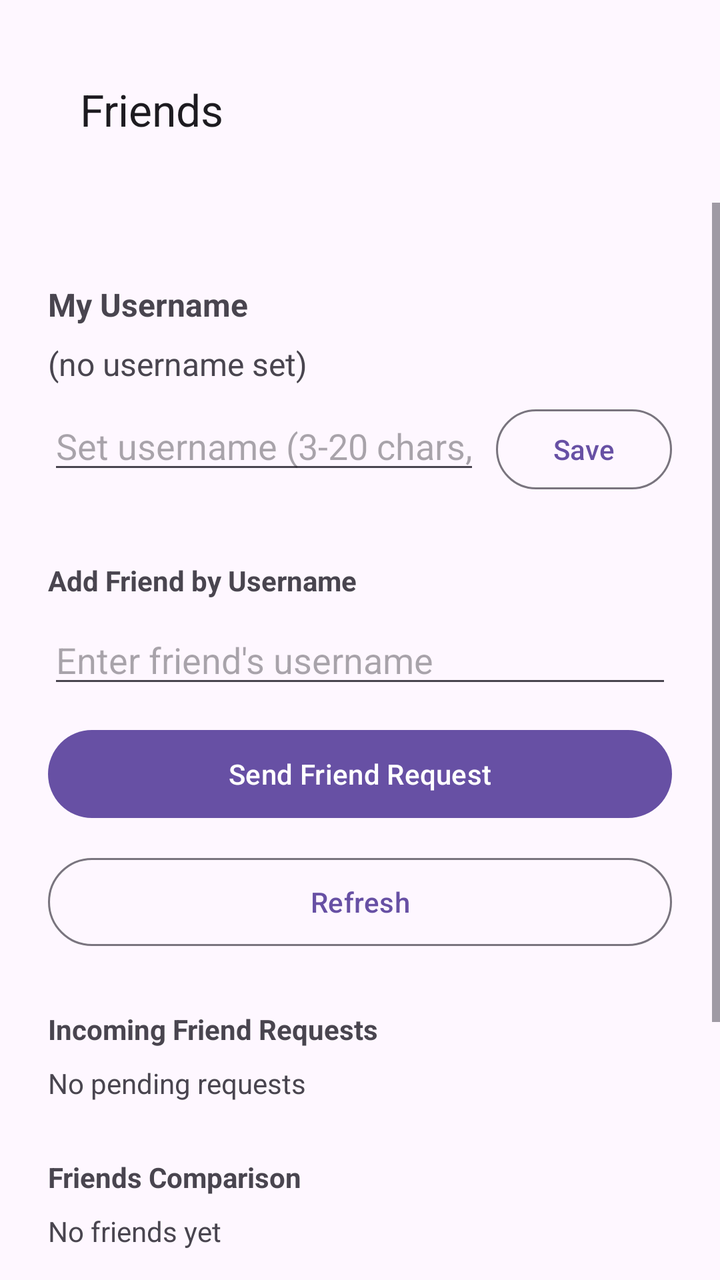
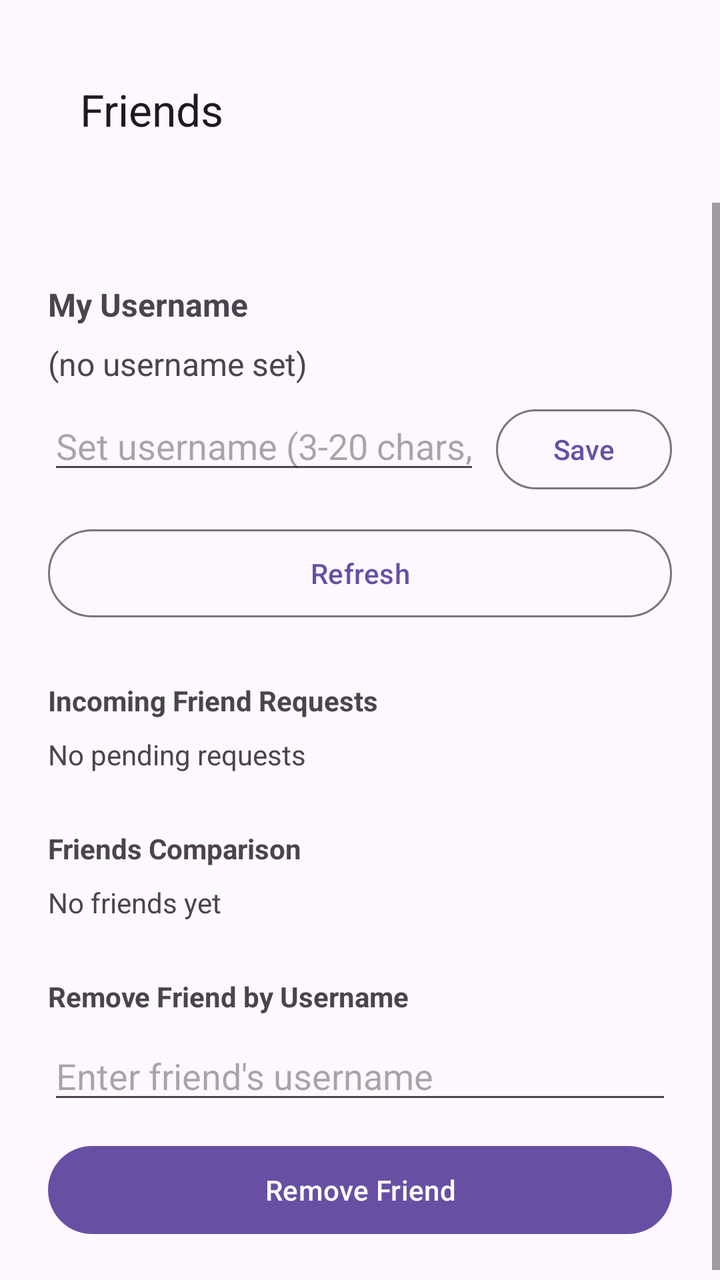

The first picture is an Android layout as it rendered before a commit; the second is the same layout after the commit. The layout source and the unified diff follow.
<!-- AndroidManifest.xml: application theme Theme.SmartStudyTimer -->
<!-- res/layout/fragment_friends.xml -->
<?xml version="1.0" encoding="utf-8"?>
<LinearLayout xmlns:android="http://schemas.android.com/apk/res/android"
    xmlns:app="http://schemas.android.com/apk/res-auto"
    android:layout_width="match_parent"
    android:layout_height="match_parent"
    android:orientation="vertical">

    <com.google.android.material.appbar.MaterialToolbar
        android:id="@+id/topAppBar"
        android:layout_width="match_parent"
        android:layout_height="wrap_content"
        android:padding="36dp"
        app:title="Friends" />

    <ScrollView
        android:layout_width="match_parent"
        android:layout_height="0dp"
        android:layout_weight="1">

        <LinearLayout
            android:layout_width="match_parent"
            android:layout_height="wrap_content"
            android:gravity="top"
            android:orientation="vertical"
            android:padding="24dp">

            
            <TextView
                android:layout_width="match_parent"
                android:layout_height="wrap_content"
                android:layout_marginTop="16dp"
                android:text="My Username"
                android:textSize="16sp"
                android:textStyle="bold" />

            
            <LinearLayout
                android:layout_width="match_parent"
                android:layout_height="wrap_content"
                android:layout_marginTop="8dp"
                android:gravity="center_vertical"
                android:orientation="horizontal">

                <TextView
                    android:id="@+id/tvMyUsername"
                    android:layout_width="0dp"
                    android:layout_height="wrap_content"
                    android:layout_weight="1"
                    android:text="(no username set)"
                    android:textSize="16sp" />

                <Button
                    android:id="@+id/btnChangeUsername"
                    style="@style/Widget.Material3.Button.OutlinedButton"
                    android:layout_width="wrap_content"
                    android:layout_height="wrap_content"
                    android:text="Edit"
                    android:visibility="gone" />

            </LinearLayout>

            
            <LinearLayout
                android:id="@+id/usernameEditRow"
                android:layout_width="match_parent"
                android:layout_height="wrap_content"
                android:layout_marginTop="8dp"
                android:orientation="horizontal"
                android:visibility="visible">

                <EditText
                    android:id="@+id/inputNewUsername"
                    android:layout_width="0dp"
                    android:layout_height="wrap_content"
                    android:layout_weight="1"
                    android:hint="Set username (3‑20 chars, a‑z 0‑9 _)"
                    android:inputType="textNoSuggestions"
                    android:maxLength="20" />

                <Button
                    android:id="@+id/btnSetUsername"
                    style="@style/Widget.Material3.Button.OutlinedButton"
                    android:layout_width="wrap_content"
                    android:layout_height="wrap_content"
                    android:layout_marginStart="8dp"
                    android:text="Save" />

            </LinearLayout>

            <TextView
                android:id="@+id/usernameStatusText"
                android:layout_width="match_parent"
                android:layout_height="wrap_content"
                android:layout_marginTop="4dp"
                android:textSize="12sp"
                android:visibility="gone" />

            
            <TextView
                android:id="@+id/addFriendLabel"
                android:layout_width="match_parent"
                android:layout_height="wrap_content"
                android:layout_marginTop="32dp"
                android:text="Add Friend by Username"
                android:textStyle="bold" />

            <EditText
                android:id="@+id/inputFriendUsername"
                android:layout_width="match_parent"
                android:layout_height="wrap_content"
                android:layout_marginTop="8dp"
                android:hint="Enter friend's username"
                android:inputType="textNoSuggestions" />

            <Button
                android:id="@+id/btnSendFriendRequest"
                style="@style/Widget.Material3.Button"
                android:layout_width="match_parent"
                android:layout_height="52dp"
                android:layout_marginTop="12dp"
                android:text="Send Friend Request" />

            <Button
                android:id="@+id/btnRefreshProfile"
                style="@style/Widget.Material3.Button.OutlinedButton"
                android:layout_width="match_parent"
                android:layout_height="52dp"
                android:layout_marginTop="12dp"
                android:text="Refresh" />

            
            <TextView
                android:id="@+id/incomingRequestsLabel"
                android:layout_width="match_parent"
                android:layout_height="wrap_content"
                android:layout_marginTop="28dp"
                android:text="Incoming Friend Requests"
                android:textStyle="bold" />

            <TextView
                android:id="@+id/tvIncomingRequests"
                android:layout_width="match_parent"
                android:layout_height="wrap_content"
                android:layout_marginTop="8dp"
                android:text="No pending requests"
                android:textSize="14sp" />

            
            <TextView
                android:id="@+id/friendsComparisonLabel"
                android:layout_width="match_parent"
                android:layout_height="wrap_content"
                android:layout_marginTop="28dp"
                android:text="Friends Comparison"
                android:textStyle="bold" />

            <TextView
                android:id="@+id/tvFriendsComparison"
                android:layout_width="match_parent"
                android:layout_height="wrap_content"
                android:layout_marginTop="8dp"
                android:text="No friends yet"
                android:textSize="14sp" />

            
            <TextView
                android:id="@+id/removeFriendLabel"
                android:layout_width="match_parent"
                android:layout_height="wrap_content"
                android:layout_marginTop="28dp"
                android:text="Remove Friend by Username"
                android:textStyle="bold" />

            <EditText
                android:id="@+id/inputRemoveFriendUsername"
                android:layout_width="match_parent"
                android:layout_height="wrap_content"
                android:layout_marginTop="8dp"
                android:hint="Enter friend's username"
                android:inputType="textNoSuggestions" />

            <Button
                android:id="@+id/btnRemoveFriend"
                style="@style/Widget.Material3.Button"
                android:layout_width="match_parent"
                android:layout_height="52dp"
                android:layout_marginTop="12dp"
                android:text="Remove Friend" />

        </LinearLayout>
    </ScrollView>

</LinearLayout>
<!-- resources referenced by this layout -->
<resources>
  <style name="Theme.SmartStudyTimer" parent="Theme.Material3.DayNight.NoActionBar">
          <item name="android:statusBarColor">@android:color/transparent</item>
          <item name="android:windowLightStatusBar">true</item>
      </style>
</resources>

<!-- the commit's change to res/layout/fragment_friends.xml (unified diff, before → after) -->
@@ -95,31 +95,6 @@
                 android:textSize="12sp"
                 android:visibility="gone" />
 
-            
-            <TextView
-                android:id="@+id/addFriendLabel"
-                android:layout_width="match_parent"
-                android:layout_height="wrap_content"
-                android:layout_marginTop="32dp"
-                android:text="Add Friend by Username"
-                android:textStyle="bold" />
-
-            <EditText
-                android:id="@+id/inputFriendUsername"
-                android:layout_width="match_parent"
-                android:layout_height="wrap_content"
-                android:layout_marginTop="8dp"
-                android:hint="Enter friend's username"
-                android:inputType="textNoSuggestions" />
-
-            <Button
-                android:id="@+id/btnSendFriendRequest"
-                style="@style/Widget.Material3.Button"
-                android:layout_width="match_parent"
-                android:layout_height="52dp"
-                android:layout_marginTop="12dp"
-                android:text="Send Friend Request" />
-
             <Button
                 android:id="@+id/btnRefreshProfile"
                 style="@style/Widget.Material3.Button.OutlinedButton"
